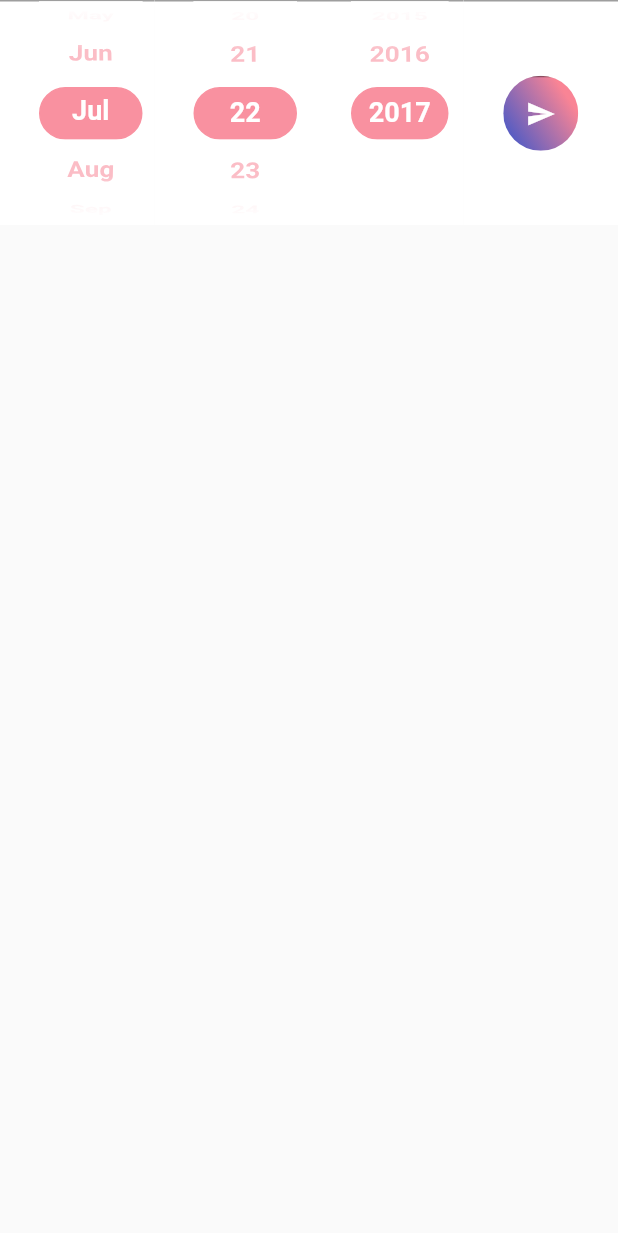
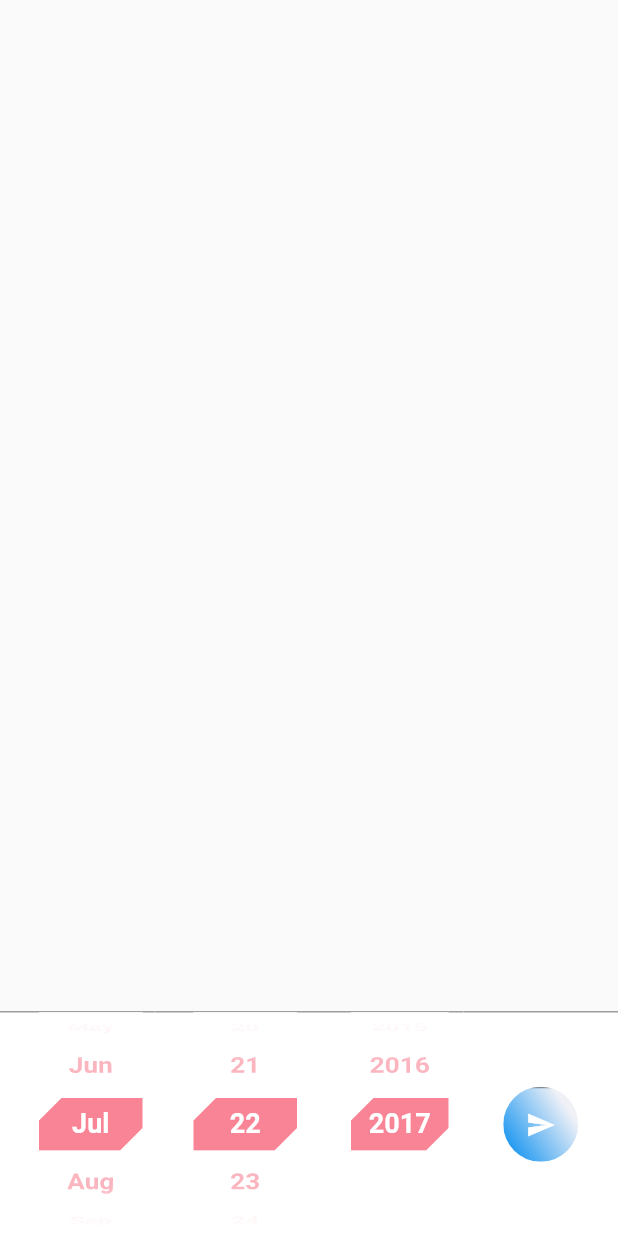
Before and after one commit to highpeaksw/flutter_date_picker, a Flutter app: the DateOfBirth widget shown alone on an empty page, opened directly with empty values, on a phone screen of 412 x 824 dp. Shown: the top 1233 px of the screen. Run offline on Flutter 3.47's test engine with Material 2 defaults, Android fonts, the phone set to English and light mode, and no system bars; Roboto replaces fonts that are missing (Nunito).

Commit message:
customitemcolor, custom shape and cutom gradient added

```diff
--- a/example/lib/main.dart
+++ b/example/lib/main.dart
@@ -47,7 +47,17 @@ class _MyHomePageState extends State<MyHomePage> {
           (BuildContext context) {
             return DateOfBirth(
               key: dobKey,
-              setDateOfBirth: _setDateOfBirth,
+              setDate: _setDateOfBirth,
+              customItemColor: Color(0xFF3949AB),
+              customShape: StadiumBorder(
+                side: BorderSide(
+                  color: Color(0xFF3949AB),
+                ),
+              ),
+              customGradient: LinearGradient(colors: [
+                Color(0xFF000000),
+                Color(0xFF3949AB),
+              ]),
             );
           },
         )
@@ -70,12 +80,13 @@ class _MyHomePageState extends State<MyHomePage> {
         ' ${dobKey.currentState.dobYear}');
   }
 
-  Widget dobComponent() {
-    return DateOfBirth(
-      key: dobKey,
-      setDateOfBirth: _setDateOfBirth,
-    );
-  }
+  // Widget dobComponent() {
+  //   return DateOfBirth(
+  //     key: dobKey,
+  //     customItemColor: Color(0xFF000000),
+  //     setDate: _setDateOfBirth,
+  //   );
+  // }
 
   @override
   Widget build(BuildContext context) {
--- a/lib/dob_cupertino_picker.dart
+++ b/lib/dob_cupertino_picker.dart
@@ -45,6 +45,8 @@ class CustomCupertinoPicker extends StatefulWidget {
     this.diameterRatio = _kDefaultDiameterRatio,
     this.backgroundColor = _kDefaultBackground,
     this.scrollController,
+    this.customColor,
+    this.customShape,
     @required this.itemExtent,
     @required this.onSelectedItemChanged,
     @required this.children,
@@ -54,6 +56,13 @@ class CustomCupertinoPicker extends StatefulWidget {
         assert(itemExtent != null),
         assert(itemExtent > 0),
         super(key: key);
+
+  /// BackgroundColor for the selected item (Month/date/year)
+
+  final Color customColor;
+
+  /// Custom shape for the selected item
+  final ShapeBorder customShape;
 
   /// Relative ratio between this picker's height and the simulated cylinder's diameter.
   ///
@@ -169,11 +178,13 @@ class _CupertinoPickerState extends State<CustomCupertinoPicker> {
           ),
           Container(
             decoration: ShapeDecoration(
-              shape: StadiumBorder(
-                  side: BorderSide(
-                color: Color(0xFFF991A0),
-              )),
-              color: Color(0xFFF991A0),
+              shape: widget.customShape,
+              //  StadiumBorder(
+              //   side: BorderSide(
+              //     color: widget.customColor,
+              //   ),
+              // ),
+              color: widget.customColor,
             ),
             constraints: BoxConstraints.expand(height: widget.itemExtent),
           ),
--- a/lib/flutter_date_picker.dart
+++ b/lib/flutter_date_picker.dart
@@ -16,15 +16,46 @@ const List<String> monthNames = const <String>[
   'Nov',
   'Dec',
 ];
+
+const LinearGradient zGradient =
+    const LinearGradient(begin: Alignment(-0.5, 1.0), colors: [
+  Color(0xFF289CF1),
+  Color(0xFFF0F1F7),
+]);
+
+/// Color of the item background
+const Color zItemColor = const Color(0xFFF98495);
+
+/// Shape of the item
+const ShapeBorder zShape = const BeveledRectangleBorder(
+  borderRadius: BorderRadius.only(
+    topLeft: Radius.circular(15.0),
+    bottomRight: Radius.circular(15.0),
+  ),
+);
+
+///Global key to access the getters
 final dobKey = GlobalKey<DateOfBirthState>();
 
 class DateOfBirth extends StatefulWidget {
-  const DateOfBirth({
+  DateOfBirth({
     Key key,
-    @required this.setDateOfBirth,
+    @required this.setDate,
+    this.customItemColor = zItemColor,
+    this.customShape = zShape,
+    this.customGradient = zGradient,
   }) : super(key: key);
 
-  final Function setDateOfBirth;
+  /// function to get the
+  final Function setDate;
+
+  final LinearGradient customGradient;
+
+  /// BackgroundColor for the selected item (Month/date/year)
+  Color customItemColor;
+
+  /// Custom shape for the selected item
+  ShapeBorder customShape;
 
   @override
   DateOfBirthState createState() => DateOfBirthState();
@@ -49,16 +80,17 @@ class DateOfBirthState extends State<DateOfBirth> {
     _selectedMonth = _date.month - 1;
     _selectedDate = _date.day - 1;
     _selectedYear = _date.year;
+
     _dobMonth = monthNames[_date.month - 1];
-    print('mnth $_dobMonth');
-    print('date $_selectedDate');
-    print('year $_selectedYear');
   }
 
   @override
   Widget build(BuildContext context) {
     final ThemeData themeData = Theme.of(context);
-    return Row(
+    return Column(
+      mainAxisAlignment: MainAxisAlignment.end,
+      children: <Widget>[
+        Row(
           mainAxisAlignment: MainAxisAlignment.spaceBetween,
           children: <Widget>[
             Expanded(
@@ -75,27 +107,30 @@ class DateOfBirthState extends State<DateOfBirth> {
                 child: Container(
                   margin: EdgeInsets.symmetric(horizontal: 8.0),
                   child: CustomCupertinoPicker(
+                    customShape: widget.customShape,
+                    customColor: widget.customItemColor,
                     backgroundColor: Colors.white,
-                scrollController:
-                    FixedExtentScrollController(initialItem: _selectedMonth),
+                    scrollController: FixedExtentScrollController(
+                      initialItem: _selectedMonth,
+                    ),
                     itemExtent: 35.0,
                     diameterRatio: 1.2,
                     onSelectedItemChanged: (int index) {
                       setState(() {
                         _selectedMonth = index;
                         _dobMonth = monthNames[index];
-                    // widget.setMonth(index);
                       });
                     },
-                children: List<Widget>.generate(monthNames.length, (int index) {
+                    children:
+                        List<Widget>.generate(monthNames.length, (int index) {
                       return Padding(
-                    padding: const EdgeInsets.symmetric(vertical: 5.0),
+                        padding: const EdgeInsets.symmetric(vertical: 6.0),
                         child: Text(
                           monthNames[index],
                           style: TextStyle(
                             color: _selectedMonth == index
                                 ? Colors.white
-                            : Color(0xFFF991A0).withOpacity(0.6),
+                                : widget.customItemColor.withOpacity(0.6),
                             fontSize: 18.0,
                             fontWeight: FontWeight.w600,
                           ),
@@ -113,15 +148,20 @@ class DateOfBirthState extends State<DateOfBirth> {
                   padding: EdgeInsets.only(left: 18.0),
                   height: 150.0,
                   decoration: BoxDecoration(
-                  border:
-                      Border(top: BorderSide(color: themeData.disabledColor)),
+                      border: Border(
+                          top: BorderSide(
+                        color: themeData.disabledColor,
+                      )),
                       color: Colors.white),
                   child: Container(
                     margin: EdgeInsets.symmetric(horizontal: 8.0),
                     child: CustomCupertinoPicker(
+                      customShape: widget.customShape,
+                      customColor: widget.customItemColor,
                       backgroundColor: Colors.white,
-                  scrollController:
-                      FixedExtentScrollController(initialItem: _selectedDate),
+                      scrollController: FixedExtentScrollController(
+                        initialItem: _selectedDate,
+                      ),
                       itemExtent: 35.0,
                       diameterRatio: 1.2,
                       onSelectedItemChanged: (int index) {
@@ -137,7 +177,7 @@ class DateOfBirthState extends State<DateOfBirth> {
                             style: TextStyle(
                               color: _selectedDate == index
                                   ? Colors.white
-                              : Color(0xFFF991A0).withOpacity(0.6),
+                                  : widget.customItemColor.withOpacity(0.6),
                               fontSize: 18.0,
                               fontWeight: FontWeight.w600,
                             ),
@@ -154,19 +194,22 @@ class DateOfBirthState extends State<DateOfBirth> {
                   padding: EdgeInsets.only(left: 18.0),
                   height: 150.0,
                   decoration: BoxDecoration(
-                border: Border(top: BorderSide(color: themeData.disabledColor)),
+                    border:
+                        Border(top: BorderSide(color: themeData.disabledColor)),
                     color: Colors.white,
                   ),
                   child: Container(
                     margin: EdgeInsets.symmetric(horizontal: 10.0),
                     child: CustomCupertinoPicker(
+                      customShape: widget.customShape,
+                      customColor: widget.customItemColor,
                       backgroundColor: Colors.white,
-                  scrollController:
-                      FixedExtentScrollController(initialItem: _selectedYear),
+                      scrollController: FixedExtentScrollController(
+                        initialItem: _selectedYear,
+                      ),
                       itemExtent: 35.0,
                       diameterRatio: 1.2,
                       onSelectedItemChanged: (int index) {
-                    print('year index $index');
                         setState(() {
                           _selectedYear = index;
                         });
@@ -179,7 +222,7 @@ class DateOfBirthState extends State<DateOfBirth> {
                             style: TextStyle(
                               color: _selectedYear == index
                                   ? Colors.white
-                              : Color(0xFFF991A0).withOpacity(0.6),
+                                  : widget.customItemColor.withOpacity(0.6),
                               fontSize: 18.0,
                               fontFamily: 'Nunito',
                               fontWeight: FontWeight.w600,
@@ -191,12 +234,15 @@ class DateOfBirthState extends State<DateOfBirth> {
                     ),
                   )),
             ),
+
+            /// Submit button
             Expanded(
               flex: 1,
               child: Container(
                 height: 150.0,
                 decoration: BoxDecoration(
-                border: Border(top: BorderSide(color: themeData.disabledColor)),
+                    border:
+                        Border(top: BorderSide(color: themeData.disabledColor)),
                     color: Colors.white),
                 child: Center(
                   child: ClipOval(
@@ -208,13 +254,8 @@ class DateOfBirthState extends State<DateOfBirth> {
                             top: BorderSide(
                           color: themeData.disabledColor,
                         )),
-                      gradient: LinearGradient(
-                        begin: Alignment(-0.5, 1.0),
-                        colors: [
-                          Color(0xFF595DC2),
-                          Color(0xFFF98495),
-                        ],
-                      )),
+                        gradient: widget.customGradient ?? zGradient,
+                      ),
                       child: IconButton(
                         color: Colors.white,
                         icon: Icon(
@@ -222,7 +263,7 @@ class DateOfBirthState extends State<DateOfBirth> {
                           size: 20.0,
                         ),
                         onPressed: () {
-                      widget.setDateOfBirth();
+                          widget.setDate();
                         },
                       ),
                     ),
@@ -231,6 +272,8 @@ class DateOfBirthState extends State<DateOfBirth> {
               ),
             )
           ],
+        ),
+      ],
     );
   }
 }
```
Also changed, not shown: 1 other file. Lines whose indentation alone changed are shown as unchanged.
